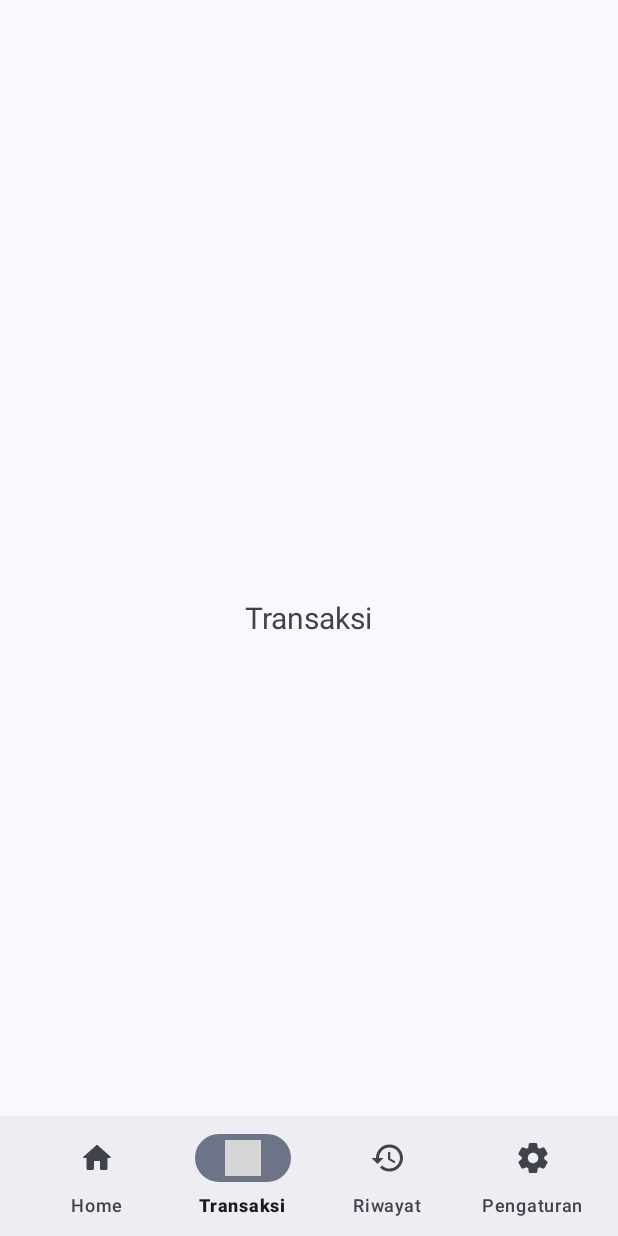
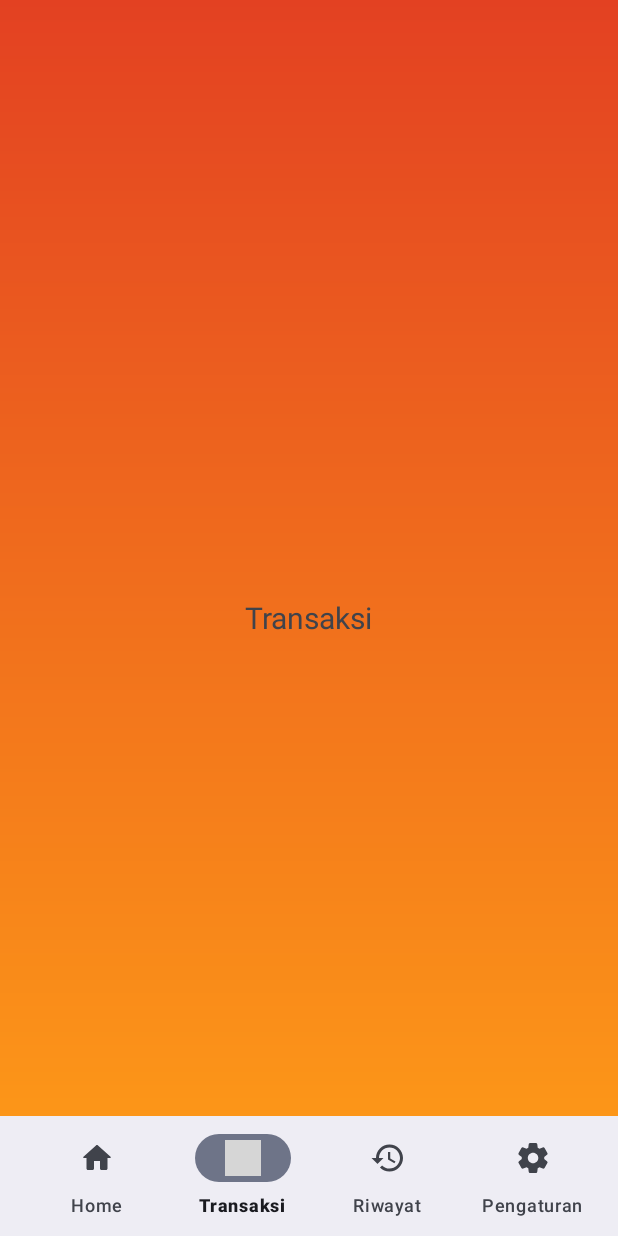
Before and after one commit to xrtvann/seblak-predator-mobile-app, an Android app built with Jetpack Compose: the screen it shows after launch (MainActivity), item 2 of the bottom bar chosen, on a phone screen of 412 x 824 dp. Run offline under Robolectric (Android 15) with nearby library versions, the phone set to English and light mode, and no system bars; grey boxes are pictures that could not be loaded.

```diff
--- a/app/src/main/java/com/irvan/seblakpredator/MainActivity.java
+++ b/app/src/main/java/com/irvan/seblakpredator/MainActivity.java
@@ -1,17 +1,11 @@
 package com.irvan.seblakpredator;
 
 import android.os.Bundle;
-import android.widget.Toast;
 
-import androidx.activity.EdgeToEdge;
 import androidx.appcompat.app.AppCompatActivity;
-import androidx.core.graphics.Insets;
-import androidx.core.view.ViewCompat;
-import androidx.core.view.WindowInsetsCompat;
 import androidx.fragment.app.Fragment;
 
 import com.google.android.material.bottomnavigation.BottomNavigationView;
-import com.google.android.material.floatingactionbutton.FloatingActionButton;
 import com.irvan.seblakpredator.fragment.DashboardFragment;
 import com.irvan.seblakpredator.fragment.PengaturanFragment;
 import com.irvan.seblakpredator.fragment.RiwayatFragment;
--- a/app/src/main/res/color/bottom_nav_item_color.xml
+++ b/app/src/main/res/color/bottom_nav_item_color.xml
@@ -1,5 +1,5 @@
 <?xml version="1.0" encoding="utf-8"?>
 <selector xmlns:android="http://schemas.android.com/apk/res/android">
     <item android:state_checked="true" android:color="@android:color/white" />
-    <item android:color="@color/primary" />
+    <item android:color="@color/color_primary" />
 </selector>
--- a/app/src/main/res/drawable/gradient_background.xml
+++ b/app/src/main/res/drawable/gradient_background.xml
@@ -4,7 +4,7 @@
 
     <gradient
         android:angle="270"
-        android:startColor="@color/primary"
+        android:startColor="@color/color_primary"
         android:endColor="@color/secondary"
         android:type="linear"/>
 
--- a/app/src/main/res/layout/activity_main.xml
+++ b/app/src/main/res/layout/activity_main.xml
@@ -7,6 +7,7 @@
     android:clipChildren="false"
     android:clipToPadding="false"
     android:fitsSystemWindows="true"
+    android:background="@drawable/gradient_background"
     android:orientation="vertical"
     tools:context=".MainActivity">
 
--- a/app/src/main/res/values/colors.xml
+++ b/app/src/main/res/values/colors.xml
@@ -8,6 +8,6 @@
     <color name="black">#000000</color>
     <color name="white">#FFFFFF</color>
     <color name="ic_launcher_background">#A32626</color>
-    <color name="primary">#e34122</color>
+    <color name="color_primary">#e34122</color>
     <color name="secondary">#ff9f17</color>
 </resources>
--- a/app/src/main/res/values/themes.xml
+++ b/app/src/main/res/values/themes.xml
@@ -2,6 +2,7 @@
 <resources>
 
     <style name="Theme.SeblakPredator" parent="Theme.Material3.DynamicColors.DayNight.NoActionBar">
+        <item name="colorPrimary">@color/color_primary</item>
     </style>
 
 
```
